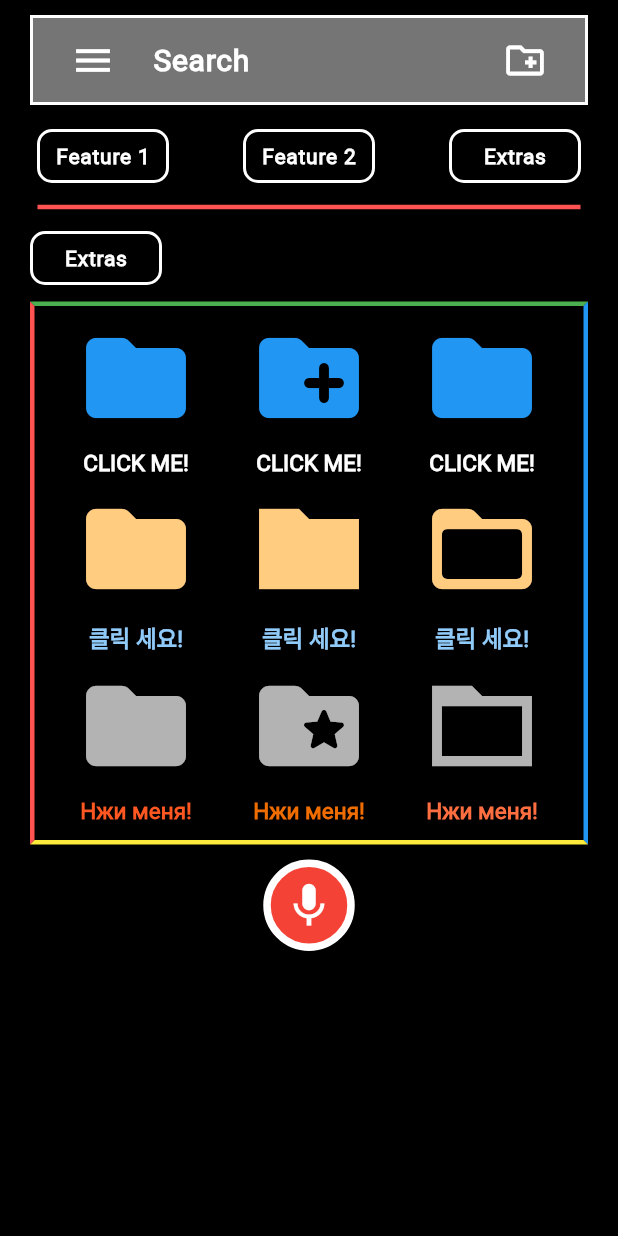
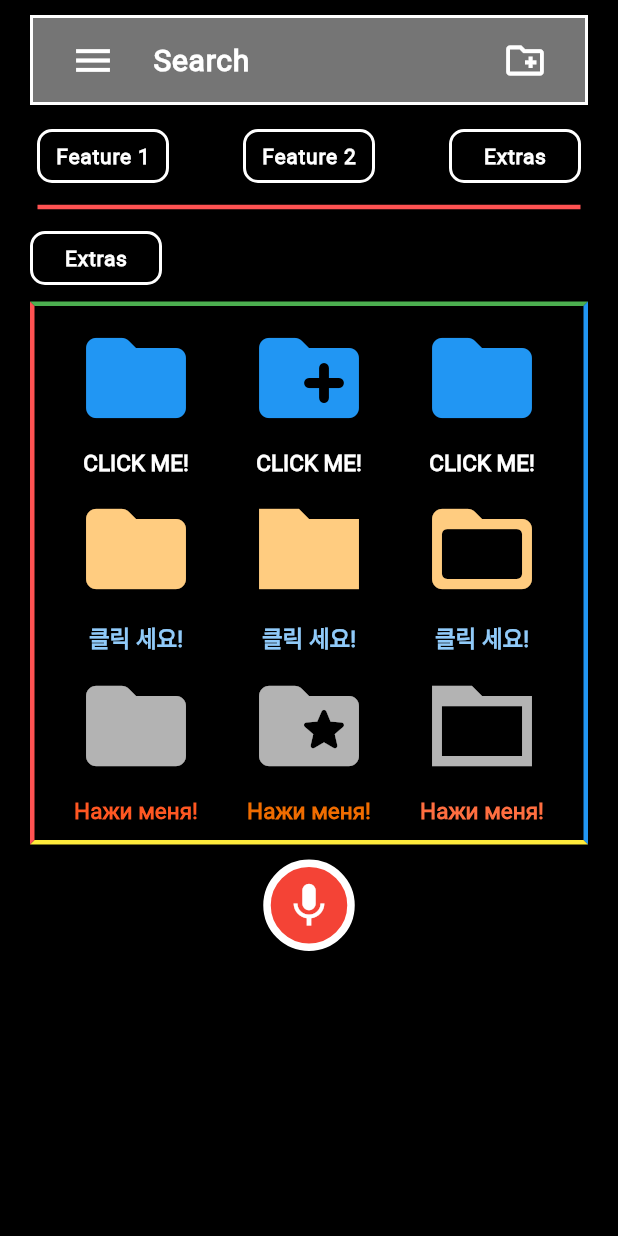
Before and after one commit to NotJustCode3/The_Complete_Recorder, a Flutter app: the screen it shows after launch, after a tap on the "library books" icon, on a phone screen of 412 x 824 dp. Run offline on Flutter 3.47's test engine with Material 2 defaults, Android fonts, the phone set to English and light mode, and no system bars.

```diff
--- a/AppDevelopment/complete_recorder/lib/main.dart
+++ b/AppDevelopment/complete_recorder/lib/main.dart
@@ -458,7 +458,7 @@ class Library extends StatelessWidget {
                     mainAxisAlignment: MainAxisAlignment.spaceAround,
                     children: <Widget>[
                       Text(
-                        'Нжи меня!',
+                        'Нaжи меня!',
                         style: TextStyle(
                             color: Colors.deepOrange,
                             fontSize: 15.0,
@@ -466,7 +466,7 @@ class Library extends StatelessWidget {
                             fontWeight: FontWeight.bold),
                       ),
                       Text(
-                        'Нжи меня!',
+                        'Нaжи меня!',
                         style: TextStyle(
                             color: Colors.orange[800],
                             fontSize: 15.0,
@@ -474,7 +474,7 @@ class Library extends StatelessWidget {
                             fontWeight: FontWeight.bold),
                       ),
                       Text(
-                        'Нжи меня!',
+                        'Нaжи меня!',
                         style: TextStyle(
                             color: Colors.deepOrangeAccent,
                             fontSize: 15.0,
```
